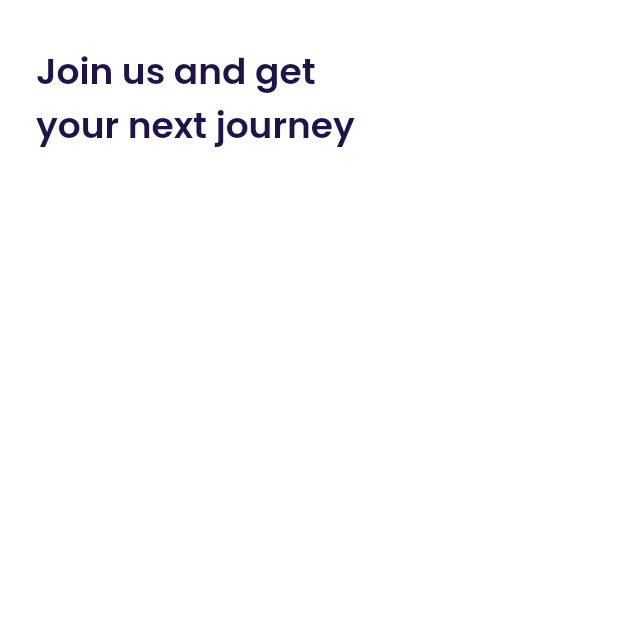
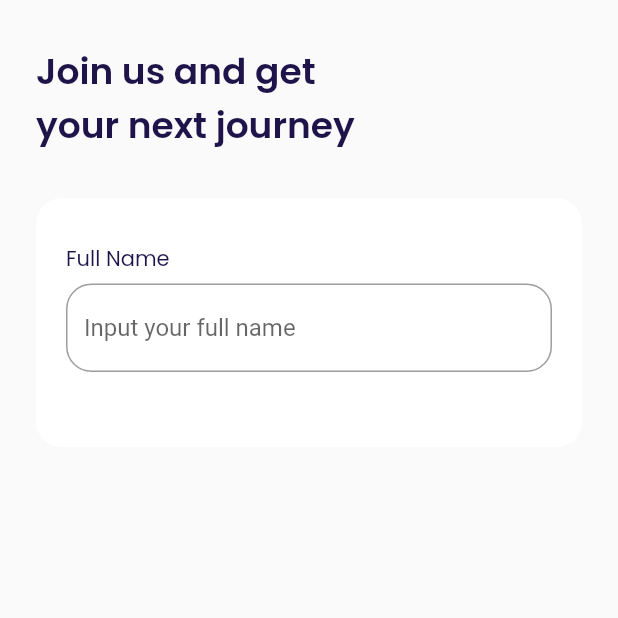
Before and after one commit to heyaender/flutter-flyon-airplane, a Flutter app: the SignUpPage screen opened by its route, on a phone screen of 412 x 824 dp, the top half of it. Run offline on Flutter 3.47's test engine with Material 2 defaults, Android fonts, the light colour scheme and no system bars; our stand-ins replace google_fonts.

Commit message:
Slicing - Input Full name

```diff
--- a/lib/ui/pages/signup_page.dart
+++ b/lib/ui/pages/signup_page.dart
@@ -21,10 +21,75 @@ class SignUpPage extends StatelessWidget {
     );
   }
 
+  Widget formSection() {
+    Widget emailInput() {
+      return Container(
+        margin: EdgeInsets.only(
+          bottom: 20,
+        ),
+        child: Column(
+          crossAxisAlignment: CrossAxisAlignment.start,
+          children: [
+            Text(
+              'Full Name',
+              style: darkText.copyWith(
+                fontSize: 14,
+                fontWeight: regular,
+              ),
+            ),
+            Padding(
+              padding: EdgeInsets.only(top: 6),
+            ),
+            TextFormField(
+              cursorColor: purpleDarkColor,
+              decoration: InputDecoration(
+                hintText: 'Input your full name',
+                border: OutlineInputBorder(
+                  borderRadius: BorderRadius.circular(
+                    defaultradius,
+                  ),
+                ),
+                focusedBorder: OutlineInputBorder(
+                  borderRadius: BorderRadius.circular(
+                    defaultradius,
+                  ),
+                  borderSide: BorderSide(
+                    color: purpleColor,
+                  ),
+                ),
+              ),
+            ),
+          ],
+        ),
+      );
+    }
+
+    return Container(
+      margin: EdgeInsets.only(
+        top: 30,
+      ),
+      padding: EdgeInsets.symmetric(
+        horizontal: 20,
+        vertical: 30,
+      ),
+      decoration: BoxDecoration(
+        color: whiteColor,
+        borderRadius: BorderRadius.circular(
+          defaultradius,
+        ),
+      ),
+      child: Column(
+        children: [
+          emailInput(),
+        ],
+      ),
+    );
+  }
+
   @override
   Widget build(BuildContext context) {
     return Scaffold(
-      backgroundColor: Colors.white,
+      backgroundColor: whiteCloudColor,
       body: SafeArea(
         child: ListView(
           padding: EdgeInsets.symmetric(
@@ -32,6 +97,7 @@ class SignUpPage extends StatelessWidget {
           ),
           children: [
             title(),
+            formSection(),
           ],
         ),
       ),
```
